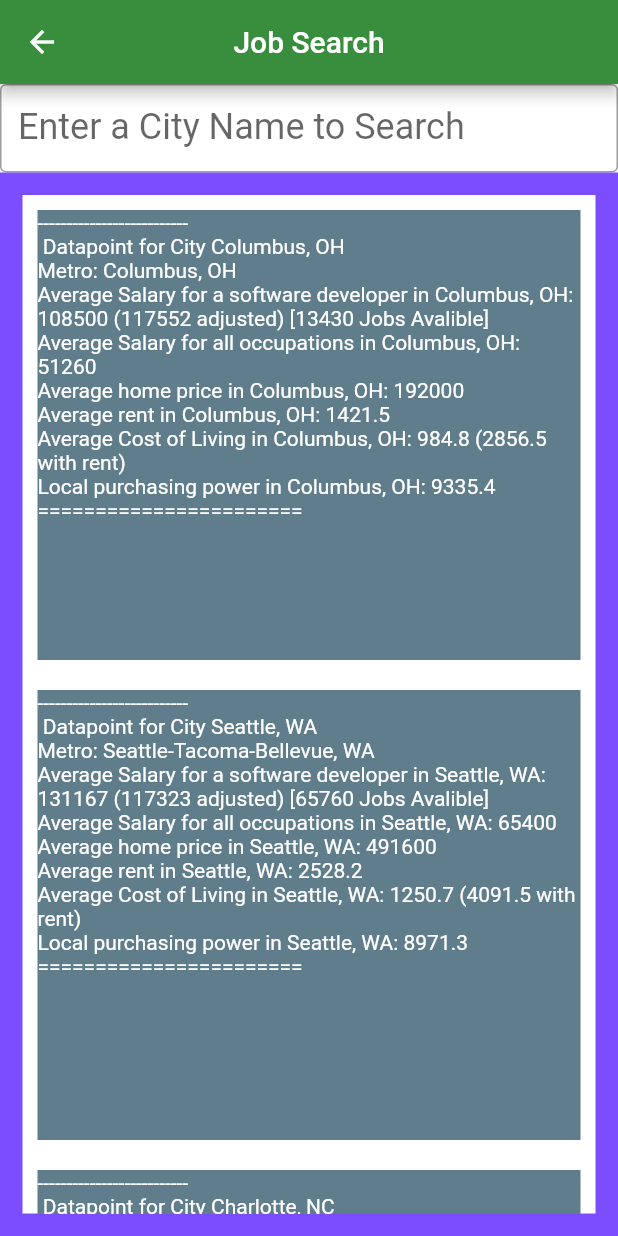
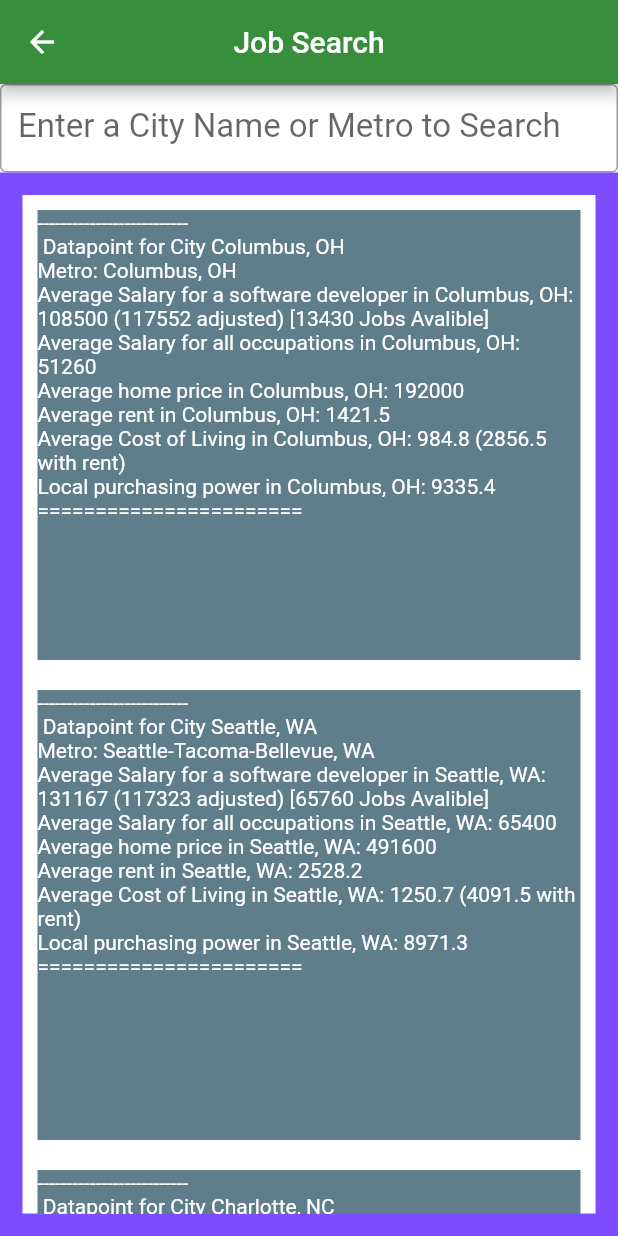
Before and after one commit to JayNordy/csfinalproject, a Flutter app: the screen it shows after launch, after a tap on "Job Search", on a phone screen of 412 x 824 dp. Run offline on Flutter 3.47's test engine with Material 2 defaults, Android fonts, the phone set to English and light mode, and no system bars; our stand-ins replace audioplayers, flutter_rating_bar.

Commit message:
searching now also supports metro search
in addition to searching for a city by name, you can search for it by the name of the metro it resides in

```diff
--- a/lib/pages/job_search_page.dart
+++ b/lib/pages/job_search_page.dart
@@ -36,7 +36,7 @@ class _JobSearchState extends State<JobSearchPage>  {
       for (int i = 0; i < widget.data
           .getData()
           .length; i++) {
-        if (widget.data.getData(index: i)[0].city.toLowerCase().startsWith(search)) {
+        if (widget.data.getData(index: i)[0].city.toLowerCase().startsWith(search) || widget.data.getData(index: i)[0].metro.toLowerCase().startsWith(search)) {
           displayables.add(widget.data.getData(index: i)[0].toWidget());
         }
       }
@@ -63,8 +63,8 @@ class _JobSearchState extends State<JobSearchPage>  {
                   },
                   decoration: InputDecoration(
                     border: OutlineInputBorder(),
-                    labelText: "Enter a City Name to Search",
-                    labelStyle: TextStyle(fontSize: 24),
+                    labelText: "Enter a City Name or Metro to Search",
+                    labelStyle: TextStyle(fontSize: 22),
                   ),
                 ),
                 Expanded(
```
